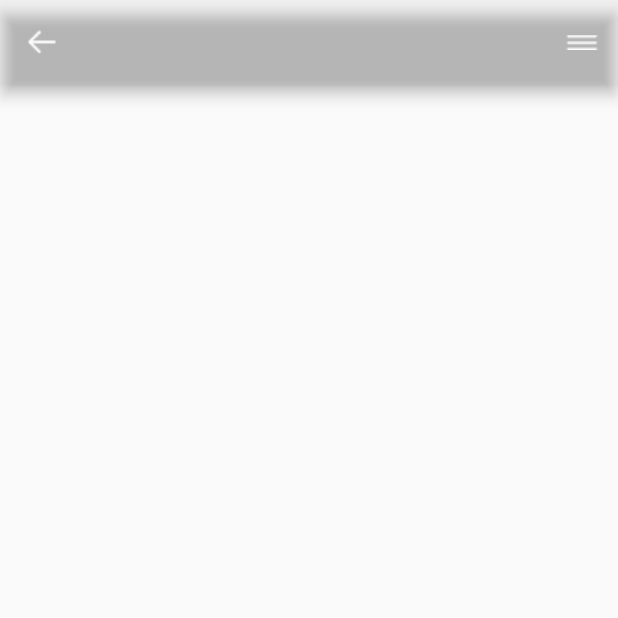
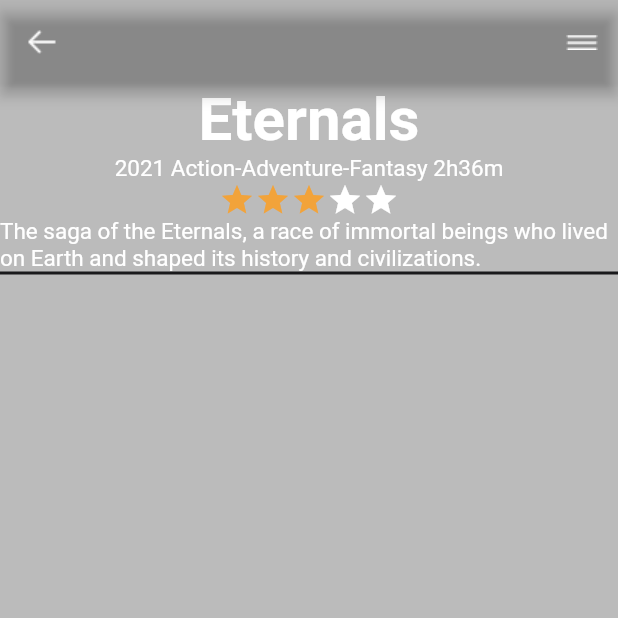
Before and after one commit to jgarzon26/vr_movie_neon, a Flutter app: the screen it shows after launch, on a phone screen of 412 x 824 dp, the top half of it. Run offline on Flutter 3.47's test engine with Material 2 defaults, Android fonts, the light colour scheme and no system bars.

Commit message:
eternalDescriptionTexts

```diff
--- a/lib/eternal_page/eternalpage.dart
+++ b/lib/eternal_page/eternalpage.dart
@@ -5,7 +5,10 @@
   @override
   Widget build (BuildContext context){
 
+    const _rating = 3;
+
     return Scaffold(
+      backgroundColor: Color.fromRGBO(25, 25, 27, 0.3),
       appBar: AppBar(
         backgroundColor: Colors.transparent,
         leading: IconButton(
@@ -27,7 +30,75 @@
           ),
         ],
       ),
+      body: Column(
+        children: [
+          Stack(
+            children: [
+              Container(
+                decoration: BoxDecoration(
+                  image: DecorationImage(
+                    image: AssetImage('lib/eternal_page/assets/image 76.png'),
+                    fit: BoxFit.cover,
+                  ),
+                ),
+              ),
+              Container(
+                child: Column(
+                  children: [
+                    Text(
+                      'Eternals',
+                      style: TextStyle(
+                        fontSize: 40,
+                        fontWeight: FontWeight.w700,
+                        color: Colors.white,
+                      ),
+                    ),
+                    Text(
+                      '2021 Action-Adventure-Fantasy 2h36m',
+                      style: TextStyle(
+                        fontSize: 15,
+                        fontWeight: FontWeight.w400,
+                        color: Colors.white,
+                      ),
+                    ),
+                    Row(
+                      mainAxisAlignment: MainAxisAlignment.center,
+                      children: () {
+                        List<Widget> stars = [];
+                        for (int i = 0; i < 5; i++) {
+                          stars.add(
+                            Icon(
+                              Icons.star,
+                              color: (i < _rating) ? Color.fromRGBO(242, 163, 58, 1) : Colors.white,
+                            ),
+                          );
+                        }
+                        return stars;
+                      }(),
+                    ),
+                    Text(
+                      "The saga of the Eternals, "
+                          "a race of immortal beings who lived on Earth "
+                          "and shaped its history and civilizations.",
+                      style: TextStyle(
+                        fontSize: 15,
+                        fontWeight: FontWeight.w400,
+                        color: Colors.white,
+                      ),
+                    ),
+                  ],
+                ),
+              ),
+            ],
+          ),
+          Container(
+            color: Color.fromRGBO(25, 25, 27, 1),
+            height: 2,
+            width: double.infinity,
+          ),
 
+        ],
+      ),
     );
   }
 }
```
